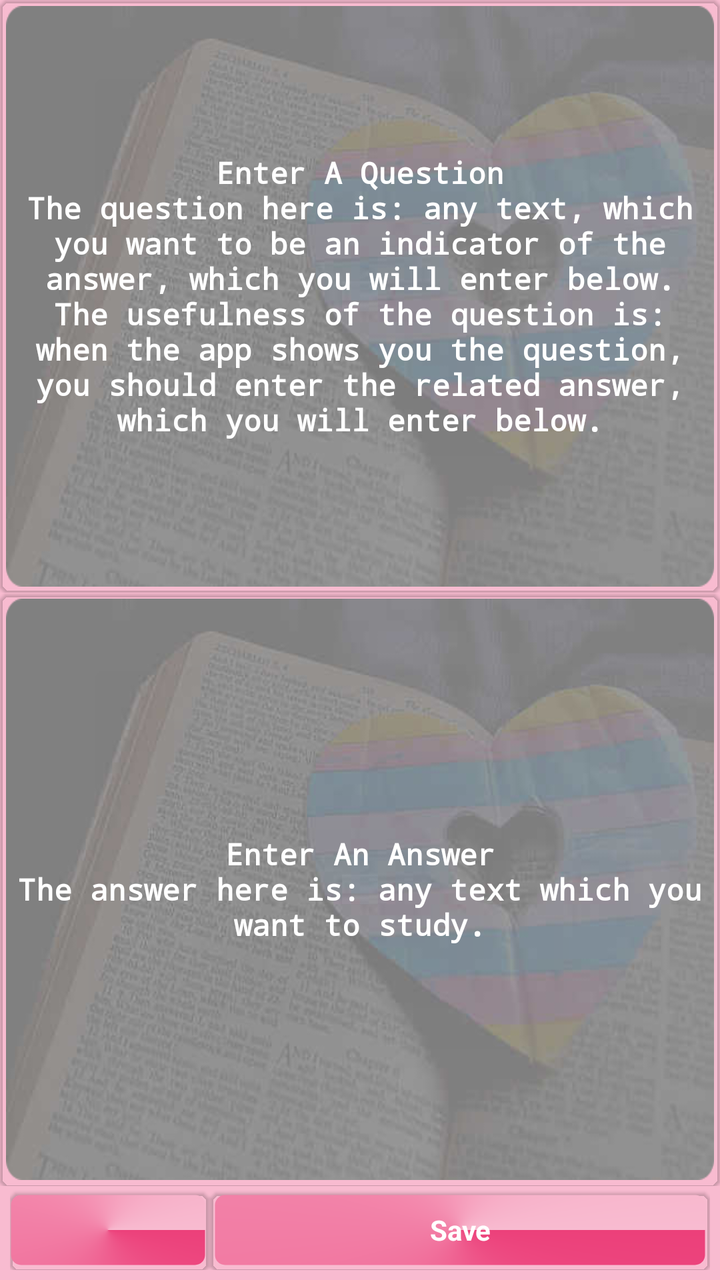
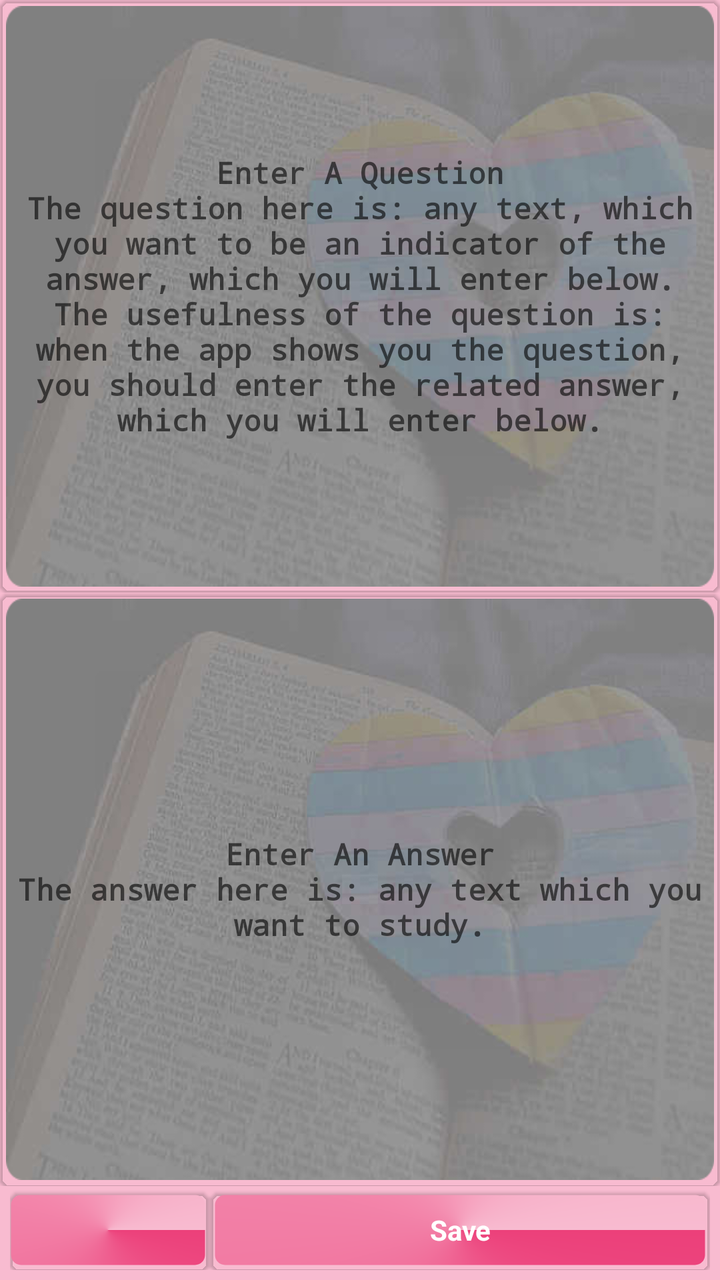

Screens rendered from an Android XML layout before and after an edit, with the pre-edit source and the edit as a unified diff.
<!-- AndroidManifest.xml: application theme MyMaterialTheme -->
<!-- res/layout/content_edit_entry.xml -->
<?xml version="1.0" encoding="utf-8"?>
<RelativeLayout
    xmlns:android="http://schemas.android.com/apk/res/android"
    xmlns:android.support.v7.cardview="http://schemas.android.com/apk/res-auto"
    xmlns:tools="http://schemas.android.com/tools"
    xmlns:app="http://schemas.android.com/apk/res-auto"
    android:layout_width="match_parent"
    android:layout_height="match_parent"
    app:layout_behavior="@string/appbar_scrolling_view_behavior"
    tools:context="com.ahmedsameha1.studyvocabularyfive.activities.EditEntryActivity"
    tools:showIn="@layout/app_bar_edit_entry">


    <LinearLayout
        android:id="@+id/container"
        android:layout_width="match_parent"
        android:layout_height="match_parent"
        android:orientation="vertical"
        android:weightSum="2">

        <LinearLayout
            android:id="@+id/question_linearlayout"
            android:layout_width="match_parent"
            android:layout_height="0dp"
            android:layout_margin="0dp"
            android:layout_weight="1"
            android:background="@drawable/show_question_background"
            android:padding="0dp">

            <android.support.v7.widget.CardView
                android:layout_width="match_parent"
                android:layout_height="match_parent"
                android.support.v7.cardview:cardBackgroundColor="@android:color/transparent"
                android.support.v7.cardview:cardCornerRadius="5dp"
                android.support.v7.cardview:cardElevation="1dp">

                <EditText
                    android:id="@+id/question"
                    android:layout_width="match_parent"
                    android:layout_height="match_parent"
                    android:background="@drawable/text_bordered_transperant"
                    android:gravity="center"
                    android:hint="@string/enter_a_question"
                    android:imeOptions="flagNoExtractUi"
                    android:inputType="textNoSuggestions|textMultiLine"
                    android:minLines="1"
                    android:padding="5dp"
                    android:scrollbarAlwaysDrawVerticalTrack="true"
                    android:scrollbars="vertical"
                    android:textColor="#FFFFFF"
                    android:textColorHint="#FFFFFF"
                    android:textSize="15sp"
                    android:textStyle="bold"
                    android:typeface="monospace" />
            </android.support.v7.widget.CardView>
        </LinearLayout>

        <LinearLayout
            android:id="@+id/answer_linearlayout"
            android:layout_width="match_parent"
            android:layout_height="0dp"
            android:layout_margin="0dp"
            android:layout_weight="1"
            android:background="@drawable/show_question_background"
            android:padding="0dp">

            <android.support.v7.widget.CardView
                android:layout_width="match_parent"
                android:layout_height="match_parent"
                android.support.v7.cardview:cardBackgroundColor="@android:color/transparent"
                android.support.v7.cardview:cardCornerRadius="5dp"
                android.support.v7.cardview:cardElevation="1dp">

                <EditText
                    android:id="@+id/answer"
                    android:layout_width="match_parent"
                    android:layout_height="match_parent"
                    android:layout_gravity="center"
                    android:background="@drawable/text_bordered_transperant"
                    android:enabled="true"
                    android:gravity="center"
                    android:hint="@string/enter_an_answer"
                    android:imeOptions="flagNoExtractUi"
                    android:inputType="textNoSuggestions|textMultiLine"
                    android:minLines="1"
                    android:padding="5dp"
                    android:scrollbarAlwaysDrawVerticalTrack="true"
                    android:textColor="#FFFFFF"
                    android:textColorHint="#FFFFFF"
                    android:textSize="15sp"
                    android:textStyle="bold"
                    android:typeface="monospace" />
            </android.support.v7.widget.CardView>
        </LinearLayout>

        <LinearLayout
            android:layout_width="match_parent"
            android:layout_height="40dp"
            android:layout_marginBottom="5dp"
            android:layout_marginLeft="5dp"
            android:layout_marginRight="5dp"
            android:layout_marginTop="2dp">

            <android.support.v7.widget.CardView
                android:layout_width="100dp"
                android:layout_height="match_parent"
                android:layout_weight="0"
                android.support.v7.cardview:cardBackgroundColor="@android:color/transparent"
                android.support.v7.cardview:cardCornerRadius="5dp"
                android.support.v7.cardview:cardElevation="1dp"
                android.support.v7.cardview:cardPreventCornerOverlap="true">

                <TextView
                    android:id="@+id/show_actionbar"
                    android:layout_width="match_parent"
                    android:layout_height="match_parent"
                    android:layout_marginBottom="2dp"
                    android:layout_marginRight="2dp"
                    android:layout_marginTop="2dp"
                    android:background="@drawable/text_bordered_colored"
                    android:gravity="center"
                    android:padding="2dp"
                    android:textColor="@drawable/textview_enabled_disabled_selector" />
            </android.support.v7.widget.CardView>


            <android.support.v7.widget.CardView
                android:layout_width="0dp"
                android:layout_height="match_parent"
                android:layout_weight="1"
                android.support.v7.cardview:cardBackgroundColor="@android:color/transparent"
                android.support.v7.cardview:cardCornerRadius="5dp"
                android.support.v7.cardview:cardElevation="1dp">

                <TextView
                    android:id="@+id/save"
                    android:layout_width="match_parent"
                    android:layout_height="match_parent"
                    android:layout_margin="2dp"
                    android:background="@drawable/text_bordered_colored"
                    android:enabled="true"
                    android:gravity="center"
                    android:padding="2dp"
                    android:text="@string/save"
                    android:textColor="@drawable/textview_enabled_disabled_selector"
                    android:textStyle="bold" />
            </android.support.v7.widget.CardView>


        </LinearLayout>

    </LinearLayout>

</RelativeLayout>
<!-- res/layout/app_bar_edit_entry.xml (included above) -->
<?xml version="1.0" encoding="utf-8"?>
<android.support.design.widget.CoordinatorLayout xmlns:android="http://schemas.android.com/apk/res/android"
    xmlns:app="http://schemas.android.com/apk/res-auto"
    xmlns:tools="http://schemas.android.com/tools"
    android:layout_width="match_parent"
    android:layout_height="match_parent"
    android:fitsSystemWindows="true">

    <android.support.design.widget.AppBarLayout
        android:layout_width="match_parent"
        android:layout_height="wrap_content"
        android:theme="@style/AppTheme.AppBarOverlay">
        <android.support.v7.widget.Toolbar xmlns:app="http://schemas.android.com/apk/res-auto"
            android:id="@+id/toolbar"
            android:layout_width="fill_parent"
            android:layout_height="?attr/actionBarSize"
            android:background="?attr/colorPrimary"
            android:minHeight="?attr/actionBarSize"/>

        <View android:layout_width="match_parent"
            android:layout_height="4dp"
            android:background="@drawable/toolbar_drop_shadow"/>
    </android.support.design.widget.AppBarLayout>

    <include layout="@layout/content_edit_entry" />

</android.support.design.widget.CoordinatorLayout>
<!-- resources referenced by this layout -->
<resources>
  <!-- drawable show_question_background (drawable) -->
  <?xml version="1.0" encoding="utf-8"?>
  <inset xmlns:android="http://schemas.android.com/apk/res/android"
      android:drawable="@drawable/book_heart_rounded_corners_15_radius"
      android:insetTop="3dp"
      android:insetBottom="3dp"
      android:insetRight="3dp"
      android:insetLeft="3dp"/>
  <!-- drawable text_bordered_colored (drawable) -->
  <shape xmlns:android="http://schemas.android.com/apk/res/android"
  android:thickness="0dp"
  android:shape="rectangle">
  <stroke android:width="1dp"
      android:color="@android:color/transparent"/>
  <corners android:radius="5dp" />
  <gradient
      android:startColor="@color/colorPrimary"
      android:endColor="@color/windowBackground"
      android:type="sweep"
      android:angle="270"/>
  </shape>
  <!-- drawable text_bordered_transperant (drawable) -->
  <shape xmlns:android="http://schemas.android.com/apk/res/android"
      android:thickness="0dp"
      android:shape="rectangle">
      <stroke android:width="1dp"
          android:color="@android:color/transparent"/>
      <corners android:radius="5dp" />
      <gradient
          android:startColor="@android:color/transparent"
          android:endColor="@android:color/transparent"
          android:type="linear"
          android:angle="270"/>
  </shape>
  <!-- drawable textview_enabled_disabled_selector (drawable) -->
  <?xml version="1.0" encoding="utf-8"?>
  <selector xmlns:android="http://schemas.android.com/apk/res/android">
      <item android:state_enabled="false" android:color="@android:color/darker_gray" />
      <item android:state_enabled="true" android:color="@android:color/white"/>
  </selector>
  <!-- drawable toolbar_drop_shadow (drawable) -->
  <?xml version="1.0" encoding="utf-8"?>
  <shape xmlns:android="http://schemas.android.com/apk/res/android"
      android:shape="rectangle" >
  
      <gradient
          android:angle="90"
          android:endColor="#757575"
          android:startColor="#bdbdbd" />
  
  </shape>
  <string name="appbar_scrolling_view_behavior" translatable="false">android.support.design.widget.AppBarLayout$ScrollingViewBehavior</string>
  <string name="enter_a_question">Enter A Question\nThe question here is: any text, which you want to be an indicator of the answer, which you will enter below. The usefulness of the question is: when the app shows you the question, you should enter the related answer, which you will enter below.</string>
  <string name="enter_an_answer">Enter An Answer\nThe answer here is: any text which you want to study.</string>
  <string name="save">Save</string>
  <style name="AppTheme.AppBarOverlay" parent="ThemeOverlay.AppCompat.Dark.ActionBar" />
  <style name="MyMaterialTheme" parent="MyMaterialTheme.Base">
  
      </style>
  <!-- drawable book_heart_rounded_corners_15_radius: png bitmap (drawable, 118245 bytes) -->
  <color name="colorPrimary">#EC407A</color>
  <color name="windowBackground">#F8BBD0</color>
  <style name="MyMaterialTheme.Base" parent="Theme.AppCompat.Light.DarkActionBar">
          <item name="windowNoTitle">true</item>
          <item name="windowActionBar">false</item>
          <item name="colorPrimary">@color/colorPrimary</item>
          <item name="colorPrimaryDark">@color/colorPrimaryDark</item>
          <item name="colorAccent">@color/colorAccent</item>
          <item name="android:windowBackground">@color/windowBackground</item>
      </style>
  <color name="colorPrimaryDark">#AD1457</color>
  <color name="colorAccent">#EA80FC</color>
</resources>

<!-- the commit's change to res/layout/content_edit_entry.xml (unified diff, before → after) -->
@@ -7,7 +7,7 @@
     android:layout_width="match_parent"
     android:layout_height="match_parent"
     app:layout_behavior="@string/appbar_scrolling_view_behavior"
-    tools:context="com.ahmedsameha1.studyvocabularyfive.activities.EditEntryActivity"
+    tools:context="com.ahmedsameha1.studyvocabulary.activities.EditEntryActivity"
     tools:showIn="@layout/app_bar_edit_entry">
 
 
@@ -48,7 +48,7 @@
                     android:scrollbarAlwaysDrawVerticalTrack="true"
                     android:scrollbars="vertical"
                     android:textColor="#FFFFFF"
-                    android:textColorHint="#FFFFFF"
+
                     android:textSize="15sp"
                     android:textStyle="bold"
                     android:typeface="monospace" />
@@ -86,7 +86,7 @@
                     android:padding="5dp"
                     android:scrollbarAlwaysDrawVerticalTrack="true"
                     android:textColor="#FFFFFF"
-                    android:textColorHint="#FFFFFF"
+
                     android:textSize="15sp"
                     android:textStyle="bold"
                     android:typeface="monospace" />
